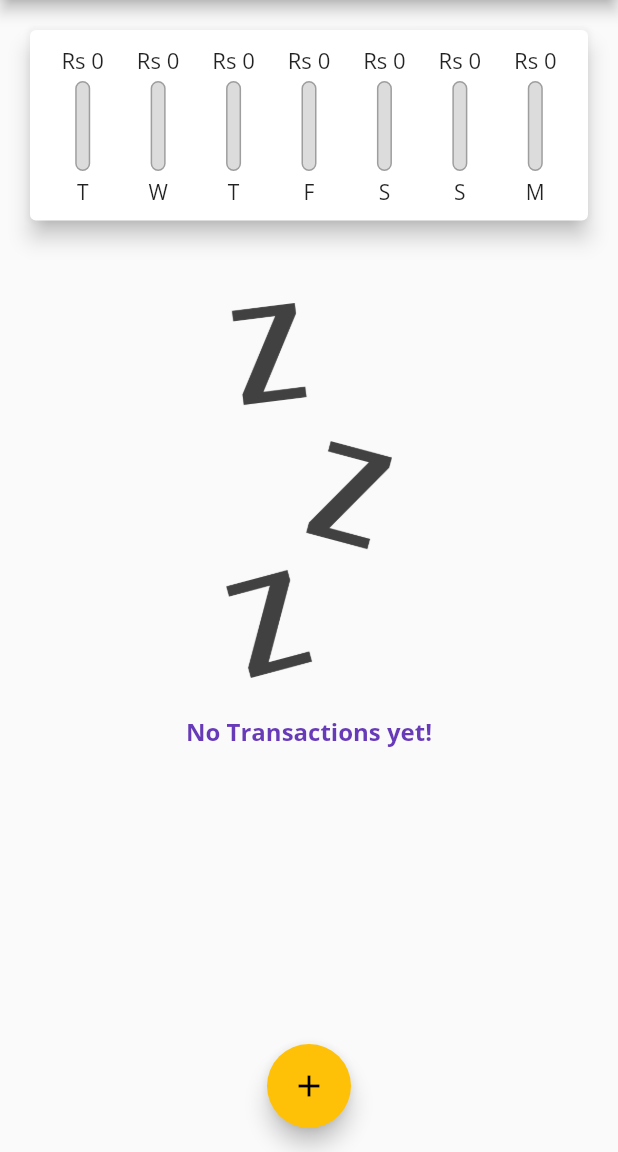
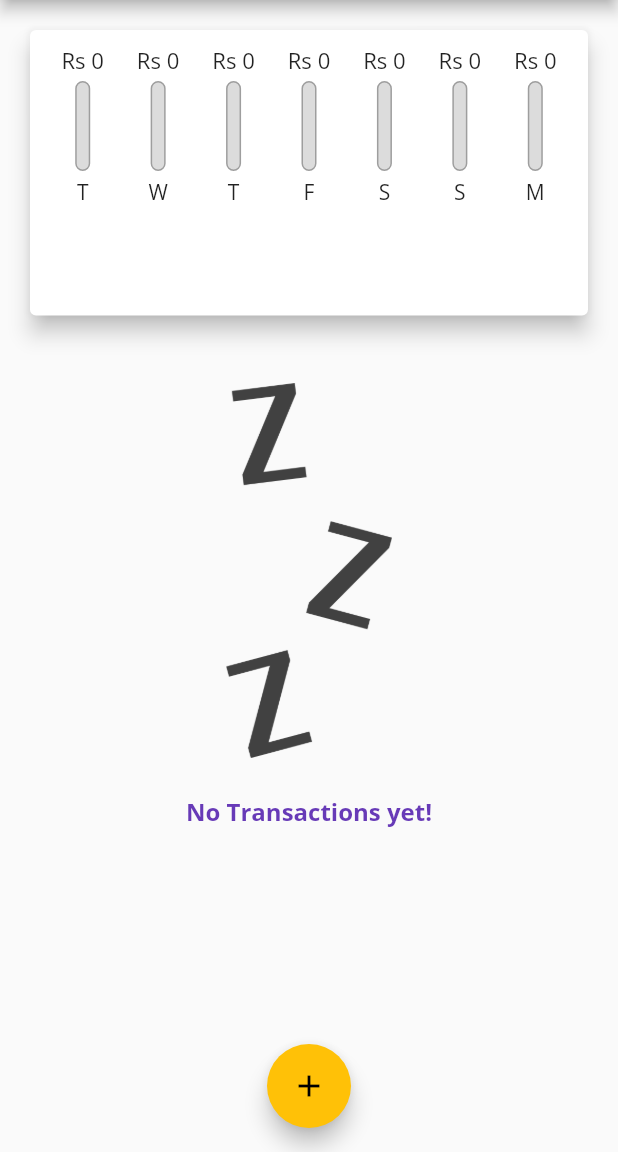
Before and after one commit to iamartyaa/MyWallet-App, a Flutter app: the screen it shows after launch, on a phone screen of 412 x 824 dp, the part 84-1236 px from its top. Run offline on Flutter 3.47's test engine with Material 2 defaults, Android fonts, the phone set to English and light mode, and no system bars; missing offline and left inert: dart:ffi, flutter_rounded_date_picker.

Commit message:
Calculated size dynamically

```diff
--- a/lib/main.dart
+++ b/lib/main.dart
@@ -100,8 +100,7 @@ class _MyHomePageState extends State<MyHomePage> {
 
   @override
   Widget build(BuildContext context) {
-    return Scaffold(
-      appBar: AppBar(
+    final appBar=AppBar(
         title: Text(
           'My Wallet',
           style: TextStyle(
@@ -115,14 +114,21 @@ class _MyHomePageState extends State<MyHomePage> {
             icon: Icon(Icons.add),
           ),
         ],
-      ),
+      );
+
+    return Scaffold(
+      appBar: appBar,
       body: SingleChildScrollView(
         child: Column(
           mainAxisAlignment: MainAxisAlignment.start,
           crossAxisAlignment: CrossAxisAlignment.stretch,
           children: [
-            Chart(_recentTransactions),
-            TransactionList(_userTransactions,_deleteTransaction),
+            Container(
+              height: (MediaQuery.of(context).size.height-appBar.preferredSize.height -MediaQuery.of(context).padding.top)*0.3,
+              child: Chart(_recentTransactions)),
+            Container(
+              height: (MediaQuery.of(context).size.height-appBar.preferredSize.height-MediaQuery.of(context).padding.top)*0.7,
+              child: TransactionList(_userTransactions,_deleteTransaction)),
           ],
         ),
       ),
--- a/lib/widgets/transaction_list.dart
+++ b/lib/widgets/transaction_list.dart
@@ -13,12 +13,12 @@ class TransactionList extends StatelessWidget {
   @override
   Widget build(BuildContext context) {
     return Container(
-      height: 500,
+
       child: _userTransactions.isEmpty
           ? Column(
               children: [
                 SizedBox(
-                  height: 35,
+                  height: 25,
                 ),
                 Container(
                   height: 250,
```
